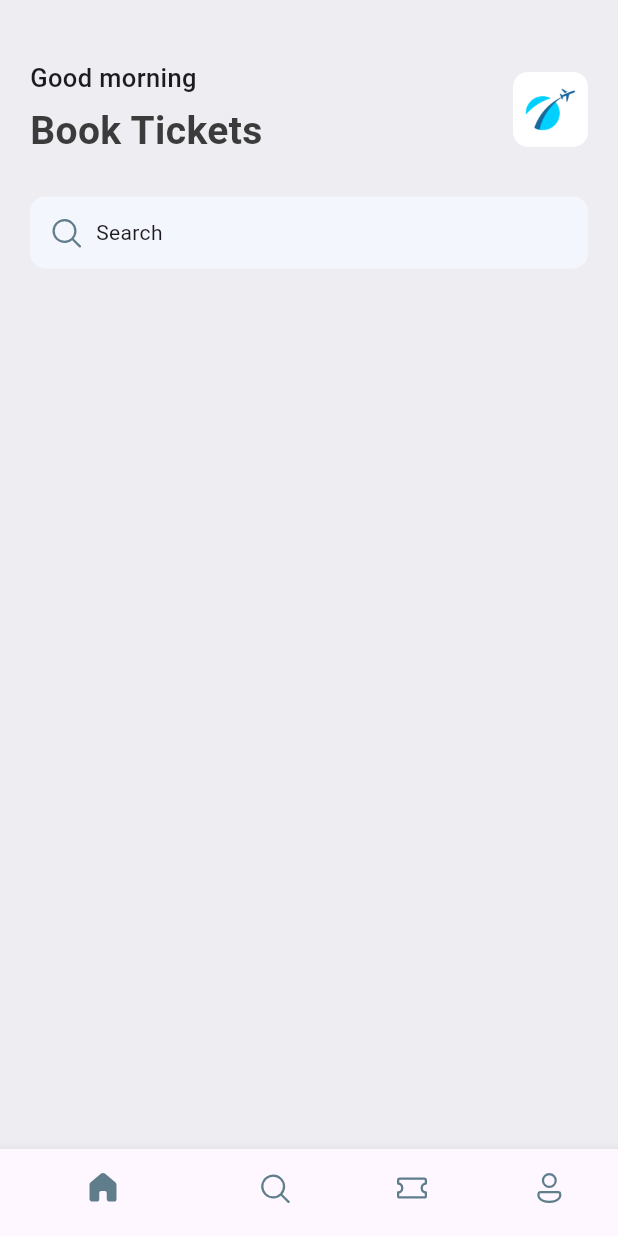
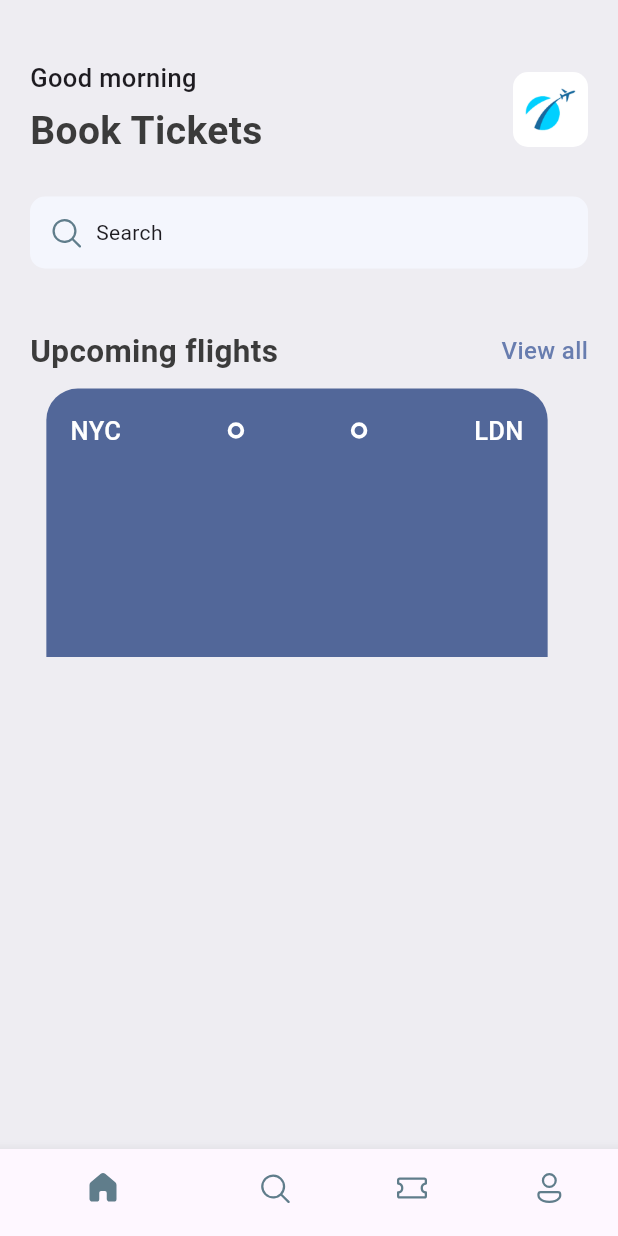
Before and after one commit to ChetSovisoth/flutter_ticket_app, a Flutter app: the screen it shows after launch, on a phone screen of 412 x 824 dp. Run offline on Flutter 3.47's test engine with Material 3 defaults, Android fonts, the phone set to English and light mode, and no system bars; our stand-ins replace fluentui_icons.

Commit message:
ticket view

```diff
--- a/lib/base/bottom_navbar.dart
+++ b/lib/base/bottom_navbar.dart
@@ -1,6 +1,6 @@
 import 'package:fluentui_icons/fluentui_icons.dart';
 import 'package:flutter/material.dart';
-import 'package:ticket_app/res/styles/app_styles.dart';
+import 'package:ticket_app/base/res/styles/app_styles.dart';
 import 'package:ticket_app/screens/home_screen.dart';
 
 class BottomNavbar extends StatefulWidget {
--- a/lib/res/styles/app_styles.dart
+++ b/lib/base/res/styles/app_styles.dart
@@ -5,9 +5,22 @@ class AppStyles {
   static Color textColor = const Color(0xff3b3b3b);
   static Color iconColor = const Color.fromRGBO(96, 125, 139, 1);
   static Color bgColor = const Color(0xffeeedf2);
+  static Color tickeBlue = const Color(0xff526799);
+
+  static TextStyle textStyle = TextStyle(
+    fontSize: 16,
+    fontWeight: FontWeight.w500,
+    color: textColor
+  );
 
   static TextStyle headLineStyle1 = TextStyle(
     fontSize: 26,
+    fontWeight: FontWeight.bold,
+    color: textColor
+  );
+
+  static TextStyle headLineStyle2 = TextStyle(
+    fontSize: 21,
     fontWeight: FontWeight.bold,
     color: textColor
   );
--- /dev/null
+++ b/lib/base/widgets/app_double_text.dart
@@ -0,0 +1,27 @@
+import 'package:flutter/material.dart';
+import 'package:ticket_app/base/res/styles/app_styles.dart';
+
+class AppDoubleText extends StatelessWidget {
+  const AppDoubleText({super.key, required this.bigText, required this.smallText});
+
+  final String bigText;
+  final String smallText;
+
+  @override
+  Widget build(BuildContext context) {
+    return Row(
+      mainAxisAlignment: MainAxisAlignment.spaceBetween,
+      children: [
+        Text(bigText, style: AppStyles.headLineStyle2),
+        InkWell(
+          onTap: () {
+
+          },
+          child: Text(smallText, style: AppStyles.textStyle.copyWith(
+            color: AppStyles.primaryColor
+          )),
+        ),
+      ],
+    );
+  }
+}
--- /dev/null
+++ b/lib/base/widgets/app_layout_builder_widget.dart
@@ -0,0 +1,13 @@
+import 'package:flutter/material.dart';
+
+class AppLayoutBuilderWidget extends StatelessWidget {
+  const AppLayoutBuilderWidget({super.key, required this.randomDivider});
+  final int randomDivider;
+
+  @override
+  Widget build(BuildContext context) {
+    return LayoutBuilder(builder: (BuildContext context, BoxConstraints constraints){
+      return const Flex(direction: Axis.horizontal);
+    });
+  }
+}
--- /dev/null
+++ b/lib/base/widgets/big_dot.dart
@@ -0,0 +1,16 @@
+import 'package:flutter/material.dart';
+
+class BigDot extends StatelessWidget {
+  const BigDot({super.key});
+
+  @override
+  Widget build(BuildContext context) {
+    return Container(
+      padding: const EdgeInsets.all(3),
+      decoration: BoxDecoration(
+        border: Border.all(width: 2.5, color: Colors.white),
+        borderRadius: BorderRadius.circular(20)
+      ),
+    );
+  }
+}
--- /dev/null
+++ b/lib/base/widgets/ticket_view.dart
@@ -0,0 +1,54 @@
+import 'package:flutter/material.dart';
+import 'package:ticket_app/base/res/styles/app_styles.dart';
+import 'package:ticket_app/base/widgets/app_layout_builder_widget.dart';
+import 'package:ticket_app/base/widgets/big_dot.dart';
+
+class TicketView extends StatelessWidget {
+  const TicketView({super.key});
+
+  @override
+  Widget build(BuildContext context) {
+    final size = MediaQuery.of(context).size;
+    return SizedBox(
+      width: size.width * 0.85,
+      height: 179,
+      child: Container(
+        padding: const EdgeInsets.all(16),
+        margin: const EdgeInsets.only(right: 16),
+        decoration: BoxDecoration(
+          color: AppStyles.tickeBlue,
+          borderRadius: const BorderRadius.only(
+            topLeft: Radius.circular(21),
+            topRight: Radius.circular(21)
+          )
+        ),
+        child: Column(
+          children: [
+            Row(
+              children: [
+                Text(
+                  "NYC", style: AppStyles.headLineStyle3.copyWith(color: Colors.white),
+                ),
+                Expanded(child: Container()),
+                const BigDot(),
+                const Expanded(child: Stack(
+                  children: [
+                    SizedBox(
+                      child: AppLayoutBuilderWidget(randomDivider: 1)
+                    ),
+                    // Center(child: Icon(FluentSystemIcons.ic_fluent_airplane_regular),)
+                  ],
+                )),
+                const BigDot(),
+                Expanded(child: Container()),
+                Text(
+                  "LDN", style: AppStyles.headLineStyle3.copyWith(color: Colors.white),
+                ),
+              ],
+            )
+          ],
+        )
+      ),
+    );
+  }
+}
--- a/lib/screens/home_screen.dart
+++ b/lib/screens/home_screen.dart
@@ -1,7 +1,9 @@
 import 'package:fluentui_icons/fluentui_icons.dart';
 import 'package:flutter/material.dart';
-import 'package:ticket_app/res/media.dart';
-import 'package:ticket_app/res/styles/app_styles.dart';
+import 'package:ticket_app/base/res/media.dart';
+import 'package:ticket_app/base/res/styles/app_styles.dart';
+import 'package:ticket_app/base/widgets/app_double_text.dart';
+import 'package:ticket_app/base/widgets/ticket_view.dart';
 
 class HomeScreen extends StatelessWidget {
   const HomeScreen({super.key});
@@ -59,9 +61,13 @@ class HomeScreen extends StatelessWidget {
                     ],
                   ),
                 ),
+                const SizedBox(height: 40),
+                const AppDoubleText(bigText: "Upcoming flights", smallText: "View all"),
+                const SizedBox(height: 10),
+                const TicketView()
               ],
             )
-          )
+          ),
         ],
       ),
     );
```
Also changed, not shown: lib/base/res/media.dart (renamed from lib/res/media.dart).
